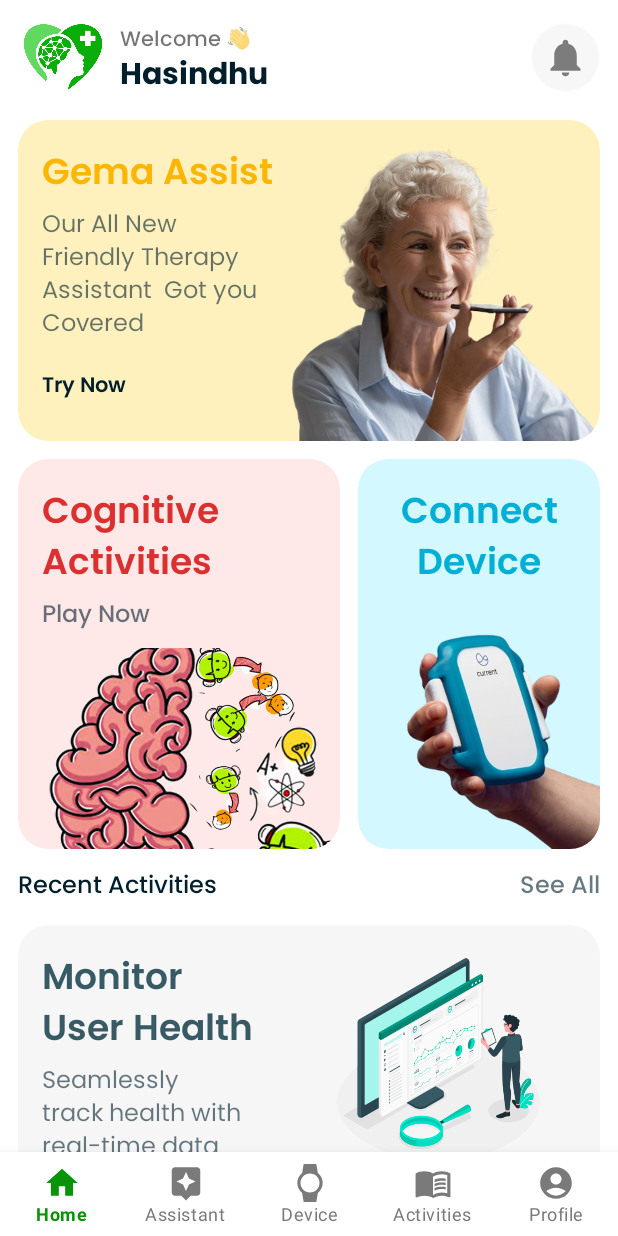
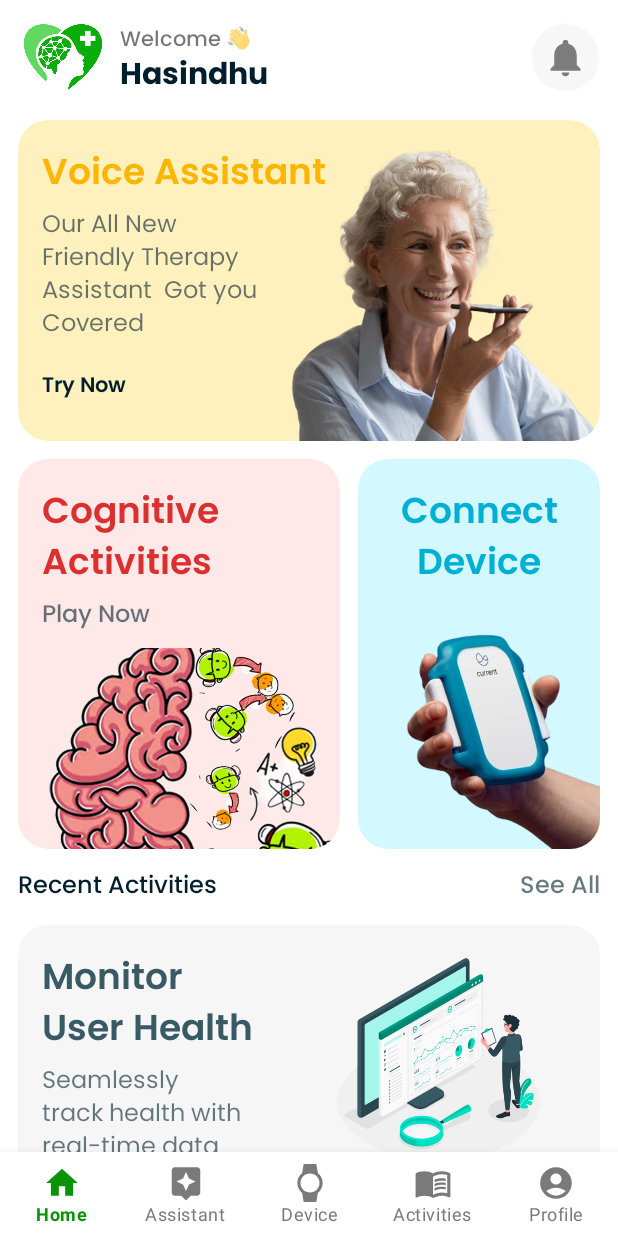
Before and after one commit to Dementia-Guard/dg-Mobile-prod, an Android app: the screen it shows after launch (Home), on a phone screen of 412 x 824 dp. Run offline under Robolectric (Android 15) with nearby library versions, the light colour scheme and no system bars.

Commit message:
refactor: update text labels in assistant fragments for clarity

```diff
--- a/app/src/main/res/layout/fragment_assistant.xml
+++ b/app/src/main/res/layout/fragment_assistant.xml
@@ -339,7 +339,7 @@
                             android:fontFamily="@font/poppins_semibold"
                             android:includeFontPadding="false"
                             android:lineSpacingExtra="-5sp"
-                            android:text="Personal\nStories"
+                            android:text="Personal\nPreferences"
                             android:textAlignment="textEnd"
                             android:textColor="@color/bluish_text"
                             android:textSize="28sp"
--- a/app/src/main/res/layout/fragment_index.xml
+++ b/app/src/main/res/layout/fragment_index.xml
@@ -414,7 +414,7 @@
                             android:layout_marginStart="16dp"
                             android:layout_marginTop="16dp"
                             android:fontFamily="@font/poppins_semibold"
-                            android:text="Gema Assist"
+                            android:text="Voice Assistant"
                             android:textAlignment="center"
                             android:textColor="@color/yellowish_text"
                             android:textSize="24sp"
```
